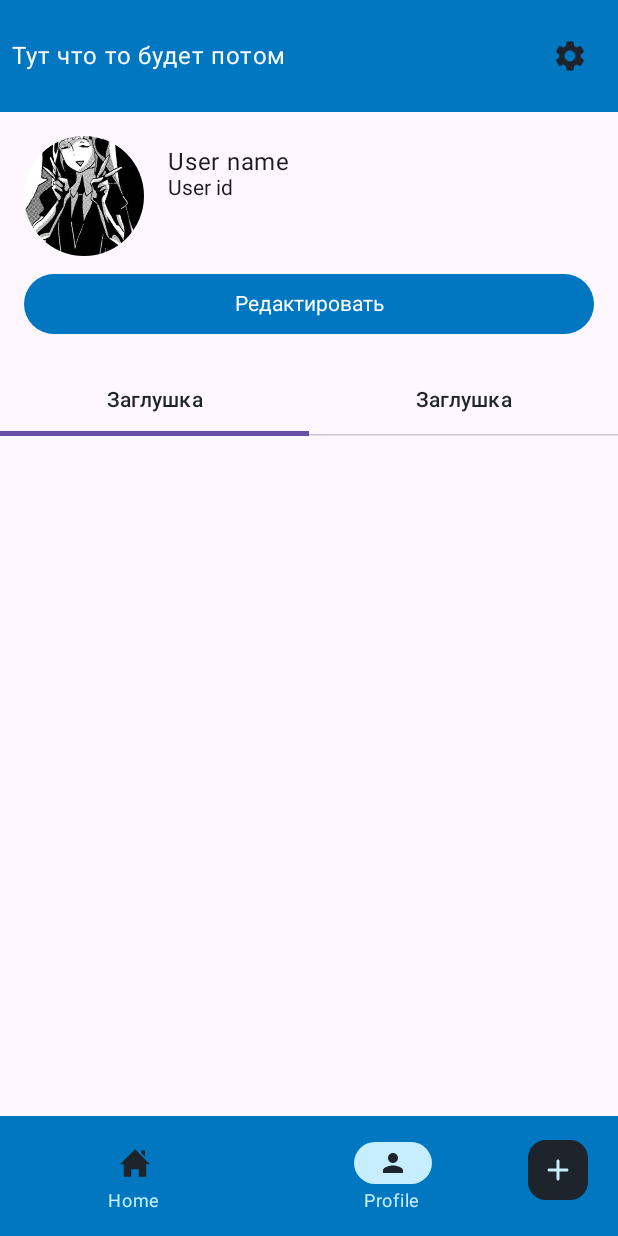
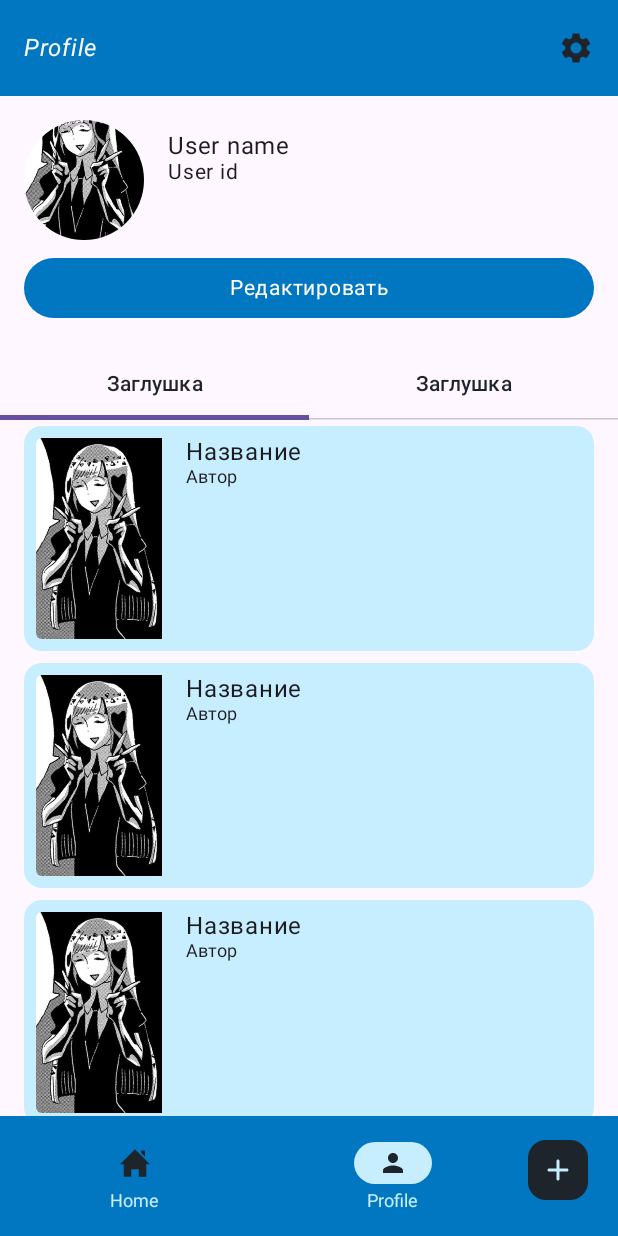
Before and after one commit to Chirvichichka/PocketLib, an Android app built with Jetpack Compose: the screen it shows after launch (MainActivity), item 2 of the bottom bar chosen, on a phone screen of 412 x 824 dp. Run offline under Robolectric (Android 15) with nearby library versions, the phone set to English and light mode, and no system bars; our stand-ins replace Dagger/Hilt's generated code, livedata-compose.

Commit message:
Second commit

```diff
--- /dev/null
+++ b/app/src/main/java/com/chirvi/pocketlib/presentation/common/BooksColumn.kt
@@ -0,0 +1,84 @@
+package com.chirvi.pocketlib.presentation.common
+
+import androidx.compose.foundation.Image
+import androidx.compose.foundation.background
+import androidx.compose.foundation.layout.Column
+import androidx.compose.foundation.layout.Row
+import androidx.compose.foundation.layout.fillMaxHeight
+import androidx.compose.foundation.layout.fillMaxWidth
+import androidx.compose.foundation.layout.padding
+import androidx.compose.foundation.layout.size
+import androidx.compose.foundation.lazy.LazyColumn
+import androidx.compose.foundation.shape.RoundedCornerShape
+import androidx.compose.material3.Card
+import androidx.compose.material3.CardDefaults
+import androidx.compose.material3.Text
+import androidx.compose.runtime.Composable
+import androidx.compose.ui.Modifier
+import androidx.compose.ui.draw.clip
+import androidx.compose.ui.layout.ContentScale
+import androidx.compose.ui.res.painterResource
+import androidx.compose.ui.unit.dp
+import com.chirvi.pocketlib.R
+import com.chirvi.pocketlib.presentation.ui.theme.PocketLibTheme
+
+@Composable
+fun BookColumn() {
+    LazyColumn(
+        modifier = Modifier
+            .fillMaxWidth()
+    ){
+        items ( 10 ) {
+            VerticalBookCard()
+        }
+    }
+}
+
+@Composable
+fun VerticalBookCard() {
+    Card(
+        colors = CardDefaults.cardColors(
+            containerColor = PocketLibTheme.colors.secondary
+        ),
+        modifier = Modifier
+            .padding(
+                horizontal = 16.dp,
+                vertical = 4.dp
+            )
+            .fillMaxWidth()
+    ) {
+        Row {
+            Image(
+                modifier = Modifier
+                    .fillMaxHeight()
+                    .size(
+                        height = 150.dp,
+                        width = 100.dp
+                    )
+                    .padding(8.dp)
+                    .clip(
+                        RoundedCornerShape(
+                            topStart = 4.dp,
+                            bottomStart = 4.dp
+                        )
+                    ),
+                contentScale = ContentScale.Crop,
+                painter = painterResource(id =  R.drawable.test_image),
+                contentDescription = null
+            )
+            Column(
+                modifier = Modifier
+                    .padding(8.dp)
+            ) {
+                Text(
+                    text = "Название",
+                    style = PocketLibTheme.textStyles.primaryLarge
+                )
+                Text(
+                    text = "Автор",
+                    style = PocketLibTheme.textStyles.primary
+                )
+            }
+        }
+    }
+}
--- /dev/null
+++ b/app/src/main/java/com/chirvi/pocketlib/presentation/common/PocketLibTopAppBar.kt
@@ -0,0 +1,23 @@
+package com.chirvi.pocketlib.presentation.common
+
+import androidx.compose.material3.ExperimentalMaterial3Api
+import androidx.compose.material3.TopAppBar
+import androidx.compose.material3.TopAppBarDefaults
+import androidx.compose.runtime.Composable
+import androidx.compose.ui.Modifier
+import com.chirvi.pocketlib.presentation.ui.theme.PocketLibTheme
+
+@OptIn(ExperimentalMaterial3Api::class)
+@Composable
+fun PocketLibTopAppBar(
+    title: @Composable () -> Unit = {},
+    actions: @Composable () -> Unit = {}
+) {
+    TopAppBar(
+        colors = TopAppBarDefaults.centerAlignedTopAppBarColors(
+            containerColor = PocketLibTheme.colors.tertiary
+        ),
+        title = { title() },
+        actions = { actions() }
+    )
+}
--- a/app/src/main/java/com/chirvi/pocketlib/presentation/ui/screen/home/HomeScreen.kt
+++ b/app/src/main/java/com/chirvi/pocketlib/presentation/ui/screen/home/HomeScreen.kt
@@ -9,6 +9,7 @@ import androidx.compose.foundation.layout.Spacer
 import androidx.compose.foundation.layout.fillMaxHeight
 import androidx.compose.foundation.layout.fillMaxSize
 import androidx.compose.foundation.layout.fillMaxWidth
+import androidx.compose.foundation.layout.height
 import androidx.compose.foundation.layout.padding
 import androidx.compose.foundation.layout.size
 import androidx.compose.foundation.lazy.grid.GridCells
@@ -16,12 +17,17 @@ import androidx.compose.foundation.lazy.grid.LazyVerticalGrid
 import androidx.compose.foundation.lazy.grid.items
 import androidx.compose.foundation.shape.CircleShape
 import androidx.compose.foundation.shape.RoundedCornerShape
+import androidx.compose.foundation.text.BasicTextField
+import androidx.compose.material3.ExperimentalMaterial3Api
 import androidx.compose.material3.Icon
 import androidx.compose.material3.IconButton
 import androidx.compose.material3.Scaffold
 import androidx.compose.material3.Text
 import androidx.compose.material3.TextField
 import androidx.compose.material3.TextFieldDefaults
+import androidx.compose.material3.TopAppBar
+import androidx.compose.material3.TopAppBarColors
+import androidx.compose.material3.TopAppBarDefaults
 import androidx.compose.runtime.Composable
 import androidx.compose.runtime.getValue
 import androidx.compose.runtime.livedata.observeAsState
@@ -35,9 +41,11 @@ import androidx.compose.ui.graphics.painter.Painter
 import androidx.compose.ui.layout.ContentScale
 import androidx.compose.ui.res.painterResource
 import androidx.compose.ui.res.stringResource
+import androidx.compose.ui.text.font.FontStyle
 import androidx.compose.ui.unit.dp
 import androidx.hilt.navigation.compose.hiltViewModel
 import com.chirvi.pocketlib.R
+import com.chirvi.pocketlib.presentation.common.PocketLibTopAppBar
 import com.chirvi.pocketlib.presentation.models.Book
 import com.chirvi.pocketlib.presentation.ui.theme.PocketLibTheme
 
@@ -56,7 +64,7 @@ fun HomeScreen() {
     }
 
     Scaffold(
-        topBar = { TopBar(viewModel = viewModel) }
+        topBar = { HomeTopAppBar(viewModel = viewModel) }
     ) { paddingValues ->
         LazyVerticalGrid(
             columns = GridCells.Fixed(2),
@@ -74,7 +82,7 @@ fun HomeScreen() {
 }
 
 @Composable
-private fun TopBar(
+private fun HomeTopAppBar(
     viewModel: HomeViewModel
 ) {
     val isGrid by viewModel.isGrid.observeAsState(false)
@@ -85,16 +93,11 @@ private fun TopBar(
         PocketLibTheme.colors.black
     }
 
-    Row(
-        modifier = Modifier
-            .fillMaxWidth()
-            .fillMaxHeight(0.1f)
-            .background(PocketLibTheme.colors.tertiary)
-            .padding(horizontal = 8.dp),
-        verticalAlignment = Alignment.CenterVertically
-    ) {
+    PocketLibTopAppBar(
+        title = {
             SearchBook(viewModel = viewModel)
-        Spacer(modifier = Modifier.weight(1f))
+        },
+        actions = {
             IconButton(
                 onClick = {
                     viewModel.gridChange()
@@ -107,6 +110,7 @@ private fun TopBar(
                 )
             }
         }
+    )
 }
 
 @Composable
@@ -164,19 +168,22 @@ private fun SearchBook(
     viewModel: HomeViewModel
 ) {
     val text by viewModel.newText.observeAsState("")
-    val textStyle = PocketLibTheme.textStyles.primaryLarge.copy(
+    val textStyle = PocketLibTheme.textStyles.primarySmall.copy(
         color = PocketLibTheme.colors.black
     )
 
     TextField(
         modifier = Modifier
-            .fillMaxWidth(0.8f),
+            .fillMaxWidth(0.9f)
+            .height(48.dp),
         value = text,
         onValueChange = { viewModel.textChange(text = it) },
         placeholder = {
             Text(
                 text = stringResource(id = R.string.search_book),
-                style = textStyle
+                style = textStyle.copy(
+                    fontStyle = FontStyle.Italic
+                )
             )
         },
         textStyle = textStyle,
@@ -188,7 +195,7 @@ private fun SearchBook(
                 tint = PocketLibTheme.colors.black
             )
         },
-        shape = CircleShape,
+        shape = RoundedCornerShape(10.dp),
         colors = TextFieldDefaults.colors(
             focusedContainerColor = PocketLibTheme.colors.secondary,
             unfocusedContainerColor = PocketLibTheme.colors.secondary,
--- a/app/src/main/java/com/chirvi/pocketlib/presentation/ui/screen/profile/ProfileScreen.kt
+++ b/app/src/main/java/com/chirvi/pocketlib/presentation/ui/screen/profile/ProfileScreen.kt
@@ -1,39 +1,33 @@
 package com.chirvi.pocketlib.presentation.ui.screen.profile
 
-import androidx.compose.animation.animateContentSize
 import androidx.compose.foundation.Image
-import androidx.compose.foundation.background
-import androidx.compose.foundation.clickable
-import androidx.compose.foundation.interaction.MutableInteractionSource
 import androidx.compose.foundation.layout.Arrangement
 import androidx.compose.foundation.layout.Column
 import androidx.compose.foundation.layout.Row
 import androidx.compose.foundation.layout.Spacer
-import androidx.compose.foundation.layout.fillMaxHeight
 import androidx.compose.foundation.layout.fillMaxWidth
 import androidx.compose.foundation.layout.height
 import androidx.compose.foundation.layout.padding
 import androidx.compose.foundation.layout.size
 import androidx.compose.foundation.shape.CircleShape
-import androidx.compose.material3.Button
-import androidx.compose.material3.ButtonDefaults
 import androidx.compose.material3.Icon
 import androidx.compose.material3.IconButton
-import androidx.compose.material3.NavigationBar
 import androidx.compose.material3.Scaffold
 import androidx.compose.material3.Tab
 import androidx.compose.material3.TabRow
 import androidx.compose.material3.Text
 import androidx.compose.runtime.Composable
-import androidx.compose.ui.Alignment
 import androidx.compose.ui.Modifier
 import androidx.compose.ui.draw.clip
-import androidx.compose.ui.draw.shadow
 import androidx.compose.ui.layout.ContentScale
 import androidx.compose.ui.res.painterResource
+import androidx.compose.ui.res.stringResource
+import androidx.compose.ui.text.font.FontStyle
 import androidx.compose.ui.unit.dp
 import com.chirvi.pocketlib.R
+import com.chirvi.pocketlib.presentation.common.BookColumn
 import com.chirvi.pocketlib.presentation.common.ButtonWithText
+import com.chirvi.pocketlib.presentation.common.PocketLibTopAppBar
 import com.chirvi.pocketlib.presentation.navigation.ProfileTabRowItem
 import com.chirvi.pocketlib.presentation.ui.theme.PocketLibTheme
 
@@ -41,7 +35,7 @@ import com.chirvi.pocketlib.presentation.ui.theme.PocketLibTheme
 fun ProfileScreen(
 ) {
     Scaffold(
-        topBar = { TopBar() },
+        topBar = { ProfileTopAppBar() },
     ) {
         Column(
             modifier = Modifier
@@ -54,37 +48,31 @@ fun ProfileScreen(
 }
 
 @Composable
-private fun TopBar() { // todo узнать про TopAppBAr
-    Row(
-        modifier = Modifier
-            .fillMaxWidth()
-            .fillMaxHeight(0.1f)
-            .background(
-                color = PocketLibTheme.colors.tertiary
-            )
-            .padding(horizontal = 8.dp),
-        verticalAlignment = Alignment.CenterVertically
-    ) {
+private fun ProfileTopAppBar() {
+    PocketLibTopAppBar(
+        title = {
             Text(
-            text = "Тут что то будет потом",
+                text = stringResource(id = R.string.profile),
                 style = PocketLibTheme.textStyles.primaryLarge.copy(
-                color = PocketLibTheme.colors.primary
+                    color = PocketLibTheme.colors.primary,
+                    fontStyle = FontStyle.Italic
                 )
             )
-        Spacer(modifier = Modifier.weight(0.6f))
+        },
+        actions = {
             IconButton(
                 onClick = {
                     /*TODO*/
                 }
             ) {
                 Icon(
-                modifier = Modifier.size(24.dp),
                     painter = painterResource(id = R.drawable.settings),
                     contentDescription = null,
                     tint = PocketLibTheme.colors.black
                 )
             }
         }
+    )
 }
 
 @Composable
@@ -156,4 +144,5 @@ private fun ProfileTabRow() {
                 onClick = { /*TODO*/ })
         }
     }
+    BookColumn()
 }
--- a/app/src/main/java/com/chirvi/pocketlib/presentation/ui/theme/Theme.kt
+++ b/app/src/main/java/com/chirvi/pocketlib/presentation/ui/theme/Theme.kt
@@ -41,9 +41,9 @@ data class TextStyles(
 )
 
 val TextStyleType = TextStyles(
-    primary = primarySmallStyle,
+    primarySmall = primaryStyle,
     primaryLarge = primaryLargeStyle,
-    primarySmall = primaryStyle
+    primary = primarySmallStyle
 )
 
 val LocalNavController = staticCompositionLocalOf<NavHostController> {
--- a/app/src/main/java/com/chirvi/pocketlib/presentation/ui/theme/Type.kt
+++ b/app/src/main/java/com/chirvi/pocketlib/presentation/ui/theme/Type.kt
@@ -1,21 +1,21 @@
 package com.chirvi.pocketlib.presentation.ui.theme
 
 import androidx.compose.ui.text.TextStyle
+import androidx.compose.ui.text.font.FontStyle
 import androidx.compose.ui.unit.sp
 
-val primarySmallStyle = TextStyle(
-    fontSize = 12.sp,
-    lineHeight = 24.sp,
+val primaryStyle = TextStyle(
+    fontSize = 14.sp,
     letterSpacing = 0.5.sp
 )
 
 val primaryLargeStyle = TextStyle(
     fontSize = 16.sp,
-    lineHeight = 24.sp,
     letterSpacing = 0.5.sp
 )
 
-val primaryStyle = TextStyle(
-    fontSize = 14.sp,
-    lineHeight = 24.sp,
+val primarySmallStyle = TextStyle(
+    fontSize = 12.sp,
 )
+
+//    lineHeight = 24.sp,
--- /dev/null
+++ b/app/src/main/res/drawable/round_arrow_back.xml
@@ -0,0 +1,5 @@
+<vector xmlns:android="http://schemas.android.com/apk/res/android" android:autoMirrored="true" android:height="24dp" android:tint="#000000" android:viewportHeight="24" android:viewportWidth="24" android:width="24dp">
+
+    <path android:fillColor="@android:color/white" android:pathData="M19,11H7.83l4.88,-4.88c0.39,-0.39 0.39,-1.03 0,-1.42 -0.39,-0.39 -1.02,-0.39 -1.41,0l-6.59,6.59c-0.39,0.39 -0.39,1.02 0,1.41l6.59,6.59c0.39,0.39 1.02,0.39 1.41,0 0.39,-0.39 0.39,-1.02 0,-1.41L7.83,13H19c0.55,0 1,-0.45 1,-1s-0.45,-1 -1,-1z"/>
+
+</vector>
```
Also changed, not shown: app/src/main/java/com/chirvi/pocketlib/presentation/ui/screen/BooksColumn.kt (deleted, +0 -56 lines), app/src/main/java/com/chirvi/pocketlib/presentation/ui/screen/book_add/AddBookScreen.kt (+10 -19 lines). Lines whose indentation alone changed are shown as unchanged.
